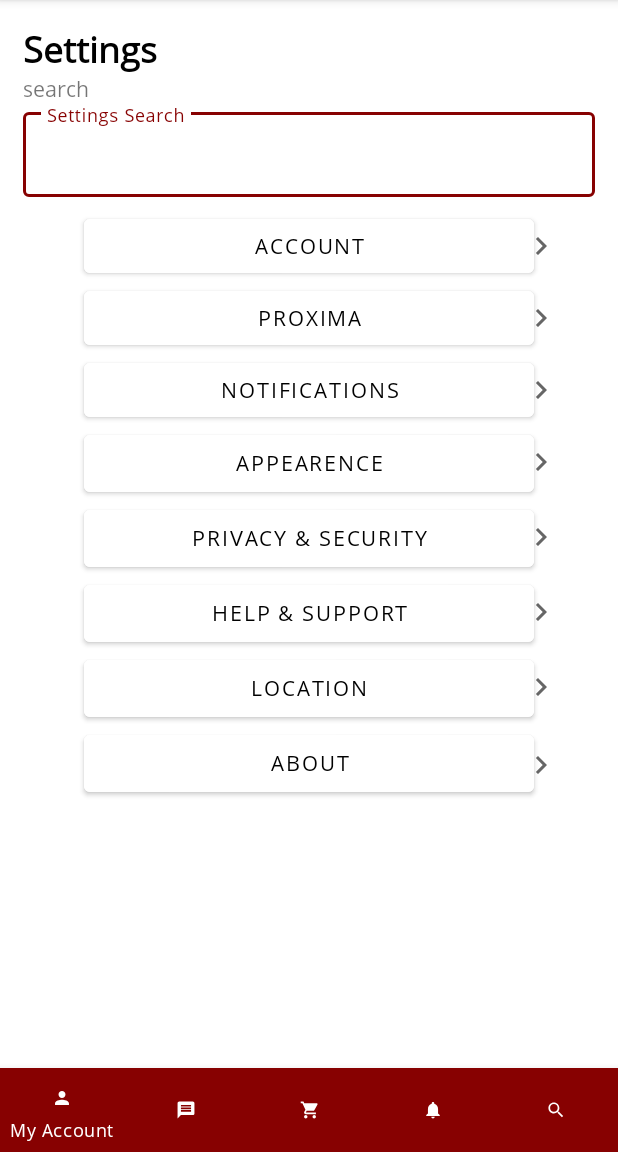
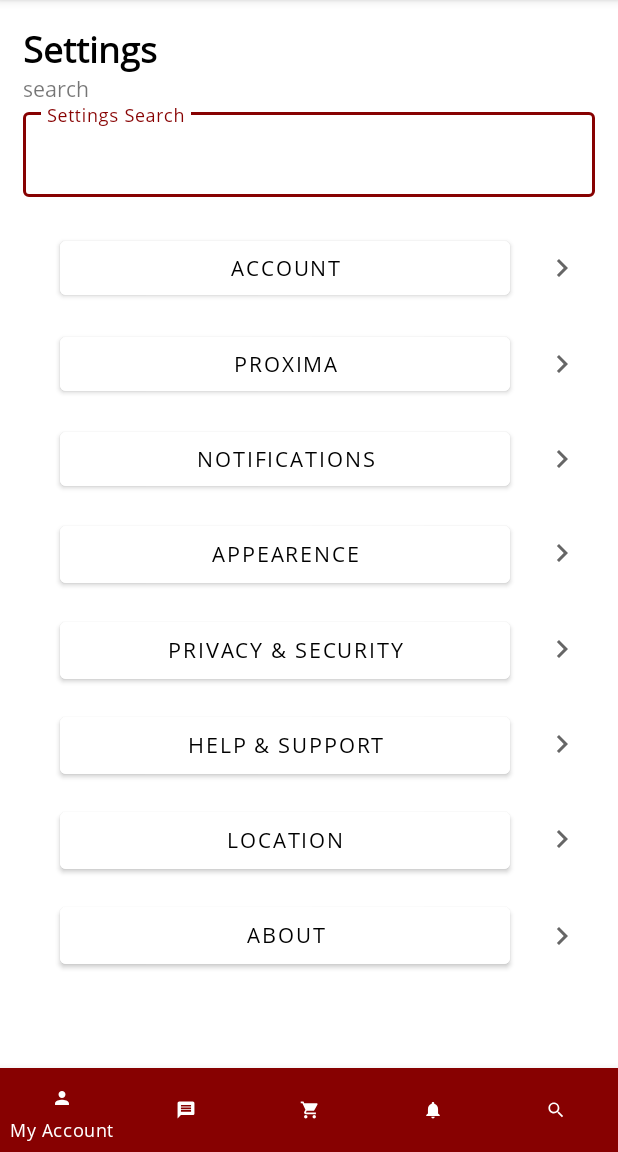
Before and after one commit to aaronSchanck/SepTech, an Android app: the SettingsActivity screen opened directly, with no data from a screen before it, on a phone screen of 412 x 824 dp, the part 84-1236 px from its top. Run offline under Robolectric (Android 15) with nearby library versions, the phone set to English and light mode, and no system bars.

Commit message:
Fix resizing issue in Settings

```diff
--- a/app/src/main/res/layout/activity_settings.xml
+++ b/app/src/main/res/layout/activity_settings.xml
@@ -59,7 +59,8 @@
         <androidx.constraintlayout.widget.ConstraintLayout
             android:id="@+id/settingsButtons"
             android:layout_width="match_parent"
-            android:layout_height="500dp"
+            android:layout_height="0dp"
+            android:layout_marginTop="20dp"
             app:layout_constraintTop_toBottomOf="@+id/SettingsSearchBar"
             app:layout_constraintEnd_toEndOf="parent"
             app:layout_constraintStart_toStartOf="parent"
@@ -71,18 +72,35 @@
                 android:id="@+id/accountBtn"
                 android:layout_width="300dp"
                 android:layout_height="48dp"
-                android:layout_marginTop="20dp"
                 android:layout_weight="1"
                 android:backgroundTint="#FFFFFF"
                 android:text="@string/accountBtn"
                 android:textColor="#000000"
                 app:iconTint="#FFFFFF"
-                app:layout_constraintBottom_toTopOf="@+id/proximaBtn"
+                app:layout_constraintBottom_toBottomOf="parent"
                 app:layout_constraintEnd_toEndOf="parent"
+                app:layout_constraintHorizontal_bias="0.3"
                 app:layout_constraintStart_toStartOf="parent"
                 app:layout_constraintTop_toTopOf="parent"
+                app:layout_constraintVertical_bias="0.0"
                 app:rippleColor="#FFFFFF"
                 app:strokeColor="#FFFFFF" />
+
+            <Button
+                android:id="@+id/proximaBtn"
+                android:layout_width="300dp"
+                android:layout_height="wrap_content"
+                android:layout_weight="1"
+                android:backgroundTint="#FFFFFF"
+                android:text="@string/proximaBtn"
+                android:textColor="#000000"
+                app:iconTint="#FFFFFF"
+                app:layout_constraintBottom_toBottomOf="parent"
+                app:layout_constraintEnd_toEndOf="parent"
+                app:layout_constraintHorizontal_bias="0.3"
+                app:layout_constraintStart_toStartOf="parent"
+                app:layout_constraintTop_toTopOf="parent"
+                app:layout_constraintVertical_bias="0.125"/>
 
             <Button
                 android:id="@+id/notificationsBtn"
@@ -93,24 +111,12 @@
                 android:text="@string/notificationsBtn"
                 android:textColor="#000000"
                 app:iconTint="#FFFFFF"
-                app:layout_constraintBottom_toTopOf="@+id/appearenceBtn"
+                app:layout_constraintBottom_toBottomOf="parent"
                 app:layout_constraintEnd_toEndOf="parent"
+                app:layout_constraintHorizontal_bias="0.3"
                 app:layout_constraintStart_toStartOf="parent"
-                app:layout_constraintTop_toBottomOf="@+id/proximaBtn" />
-
-            <Button
-                android:id="@+id/proximaBtn"
-                android:layout_width="300dp"
-                android:layout_height="wrap_content"
-                android:layout_weight="1"
-                android:backgroundTint="#FFFFFF"
-                android:text="@string/proximaBtn"
-                android:textColor="#000000"
-                app:iconTint="#FFFFFF"
-                app:layout_constraintBottom_toTopOf="@+id/notificationsBtn"
-                app:layout_constraintEnd_toEndOf="parent"
-                app:layout_constraintStart_toStartOf="parent"
-                app:layout_constraintTop_toBottomOf="@+id/accountBtn" />
+                app:layout_constraintTop_toTopOf="parent"
+                app:layout_constraintVertical_bias="0.25"/>
 
             <Button
                 android:id="@+id/appearenceBtn"
@@ -120,10 +126,12 @@
                 android:backgroundTint="#FFFFFF"
                 android:text="@string/appearenceBtn"
                 android:textColor="#000000"
-                app:layout_constraintBottom_toTopOf="@+id/securityBtn"
+                app:layout_constraintBottom_toBottomOf="parent"
                 app:layout_constraintEnd_toEndOf="parent"
+                app:layout_constraintHorizontal_bias="0.3"
                 app:layout_constraintStart_toStartOf="parent"
-                app:layout_constraintTop_toBottomOf="@+id/notificationsBtn" />
+                app:layout_constraintTop_toTopOf="parent"
+                app:layout_constraintVertical_bias="0.375"/>
 
             <Button
                 android:id="@+id/securityBtn"
@@ -133,10 +141,12 @@
                 android:backgroundTint="#FFFFFF"
                 android:text="@string/privacyBtn"
                 android:textColor="#000000"
-                app:layout_constraintBottom_toTopOf="@+id/helpBtn"
+                app:layout_constraintBottom_toBottomOf="parent"
                 app:layout_constraintEnd_toEndOf="parent"
+                app:layout_constraintHorizontal_bias="0.3"
                 app:layout_constraintStart_toStartOf="parent"
-                app:layout_constraintTop_toBottomOf="@+id/appearenceBtn" />
+                app:layout_constraintTop_toTopOf="parent"
+                app:layout_constraintVertical_bias="0.5"/>
 
             <Button
                 android:id="@+id/helpBtn"
@@ -146,10 +156,12 @@
                 android:backgroundTint="#FFFFFF"
                 android:text="@string/helpBtn"
                 android:textColor="#000000"
-                app:layout_constraintBottom_toTopOf="@+id/locationBtn"
+                app:layout_constraintBottom_toBottomOf="parent"
                 app:layout_constraintEnd_toEndOf="parent"
+                app:layout_constraintHorizontal_bias="0.3"
                 app:layout_constraintStart_toStartOf="parent"
-                app:layout_constraintTop_toBottomOf="@+id/securityBtn" />
+                app:layout_constraintTop_toTopOf="parent"
+                app:layout_constraintVertical_bias="0.625"/>
 
             <Button
                 android:id="@+id/locationBtn"
@@ -159,33 +171,36 @@
                 android:backgroundTint="#FFFFFF"
                 android:text="@string/locationBtn"
                 android:textColor="#000000"
-                app:layout_constraintBottom_toTopOf="@+id/aboutBtn"
+                app:layout_constraintBottom_toBottomOf="parent"
                 app:layout_constraintEnd_toEndOf="parent"
+                app:layout_constraintHorizontal_bias="0.3"
                 app:layout_constraintStart_toStartOf="parent"
-                app:layout_constraintTop_toBottomOf="@+id/helpBtn" />
+                app:layout_constraintTop_toTopOf="parent"
+                app:layout_constraintVertical_bias="0.75"/>
 
             <Button
                 android:id="@+id/aboutBtn"
                 android:layout_width="300dp"
                 android:layout_height="50dp"
-                android:layout_marginBottom="115dp"
                 android:layout_weight="1"
                 android:backgroundTint="#FFFFFF"
                 android:text="@string/aboutBtn"
                 android:textColor="#000000"
+                app:layout_constraintBottom_toBottomOf="parent"
                 app:layout_constraintEnd_toEndOf="parent"
+                app:layout_constraintHorizontal_bias="0.3"
                 app:layout_constraintStart_toStartOf="parent"
-                app:layout_constraintTop_toBottomOf="@+id/locationBtn"
-                app:layout_constraintBottom_toBottomOf="parent"/>
+                app:layout_constraintTop_toTopOf="parent"
+                app:layout_constraintVertical_bias=".875"/>
 
             <ImageView
                 android:id="@+id/account_arrow"
                 android:layout_width="24dp"
                 android:layout_height="24dp"
                 android:layout_marginTop="12dp"
-                android:layout_marginEnd="31dp"
                 android:contentDescription="@string/arrow"
                 android:translationZ="90dp"
+                app:layout_constraintHorizontal_bias="0.7"
                 app:layout_constraintEnd_toEndOf="parent"
                 app:layout_constraintStart_toEndOf="@+id/accountBtn"
                 app:layout_constraintTop_toTopOf="@+id/accountBtn"
@@ -197,9 +212,9 @@
                 android:layout_width="24dp"
                 android:layout_height="24dp"
                 android:layout_marginTop="12dp"
-                android:layout_marginEnd="31dp"
                 android:contentDescription="@string/arrow"
                 android:translationZ="90dp"
+                app:layout_constraintHorizontal_bias="0.7"
                 app:layout_constraintEnd_toEndOf="parent"
                 app:layout_constraintStart_toEndOf="@+id/proximaBtn"
                 app:layout_constraintTop_toTopOf="@+id/proximaBtn"
@@ -211,9 +226,9 @@
                 android:layout_width="24dp"
                 android:layout_height="24dp"
                 android:layout_marginTop="12dp"
-                android:layout_marginEnd="31dp"
                 android:contentDescription="@string/arrow"
                 android:translationZ="90dp"
+                app:layout_constraintHorizontal_bias="0.7"
                 app:layout_constraintEnd_toEndOf="parent"
                 app:layout_constraintStart_toEndOf="@+id/notificationsBtn"
                 app:layout_constraintTop_toTopOf="@+id/notificationsBtn"
@@ -225,9 +240,9 @@
                 android:layout_width="24dp"
                 android:layout_height="24dp"
                 android:layout_marginTop="12dp"
-                android:layout_marginEnd="31dp"
                 android:contentDescription="@string/arrow"
                 android:translationZ="90dp"
+                app:layout_constraintHorizontal_bias="0.7"
                 app:layout_constraintEnd_toEndOf="parent"
                 app:layout_constraintStart_toEndOf="@+id/appearenceBtn"
                 app:layout_constraintTop_toTopOf="@+id/appearenceBtn"
@@ -239,9 +254,9 @@
                 android:layout_width="wrap_content"
                 android:layout_height="wrap_content"
                 android:layout_marginTop="12dp"
-                android:layout_marginEnd="31dp"
                 android:contentDescription="@string/arrow"
                 android:translationZ="90dp"
+                app:layout_constraintHorizontal_bias="0.7"
                 app:layout_constraintEnd_toEndOf="parent"
                 app:layout_constraintStart_toEndOf="@+id/securityBtn"
                 app:layout_constraintTop_toTopOf="@+id/securityBtn"
@@ -253,9 +268,9 @@
                 android:layout_width="wrap_content"
                 android:layout_height="wrap_content"
                 android:layout_marginTop="12dp"
-                android:layout_marginEnd="31dp"
                 android:contentDescription="@string/arrow"
                 android:translationZ="90dp"
+                app:layout_constraintHorizontal_bias="0.7"
                 app:layout_constraintEnd_toEndOf="parent"
                 app:layout_constraintStart_toEndOf="@+id/helpBtn"
                 app:layout_constraintTop_toTopOf="@+id/helpBtn"
@@ -267,9 +282,9 @@
                 android:layout_width="wrap_content"
                 android:layout_height="0dp"
                 android:layout_marginTop="12dp"
-                android:layout_marginEnd="31dp"
                 android:contentDescription="@string/arrow"
                 android:translationZ="90dp"
+                app:layout_constraintHorizontal_bias="0.7"
                 app:layout_constraintEnd_toEndOf="parent"
                 app:layout_constraintStart_toEndOf="@+id/locationBtn"
                 app:layout_constraintTop_toTopOf="@+id/locationBtn"
@@ -281,9 +296,9 @@
                 android:layout_width="wrap_content"
                 android:layout_height="wrap_content"
                 android:layout_marginTop="12dp"
-                android:layout_marginEnd="31dp"
                 android:contentDescription="@string/arrow"
                 android:translationZ="90dp"
+                app:layout_constraintHorizontal_bias="0.7"
                 app:layout_constraintBottom_toBottomOf="parent"
                 app:layout_constraintEnd_toEndOf="parent"
                 app:layout_constraintStart_toEndOf="@+id/aboutBtn"
```
